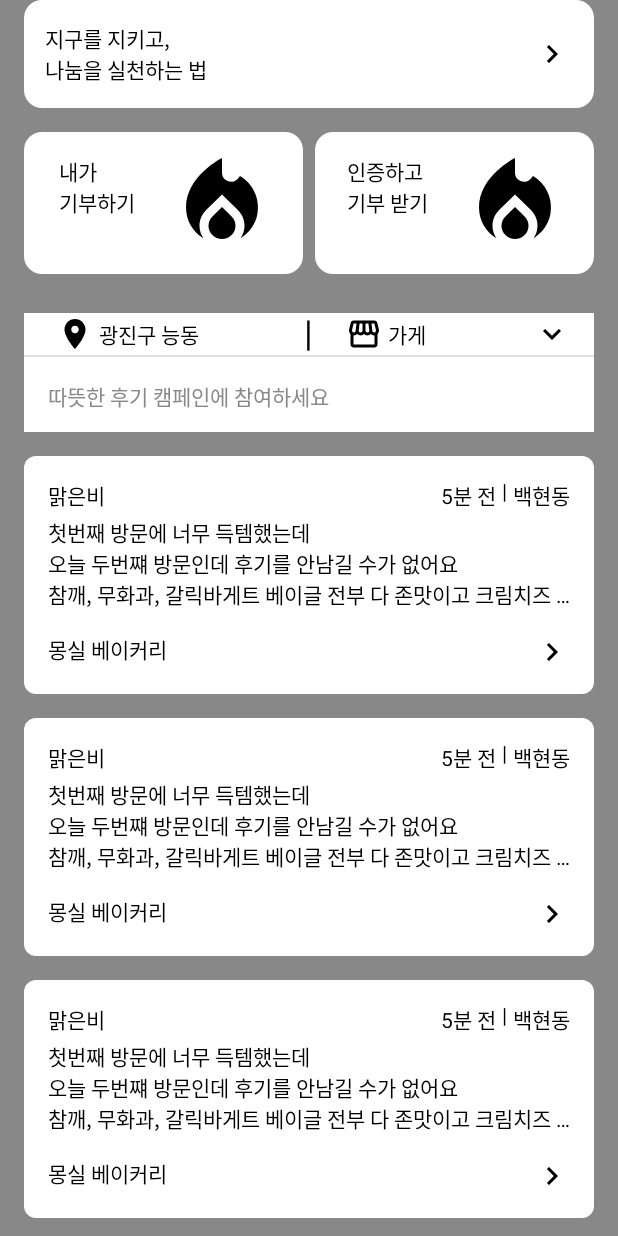
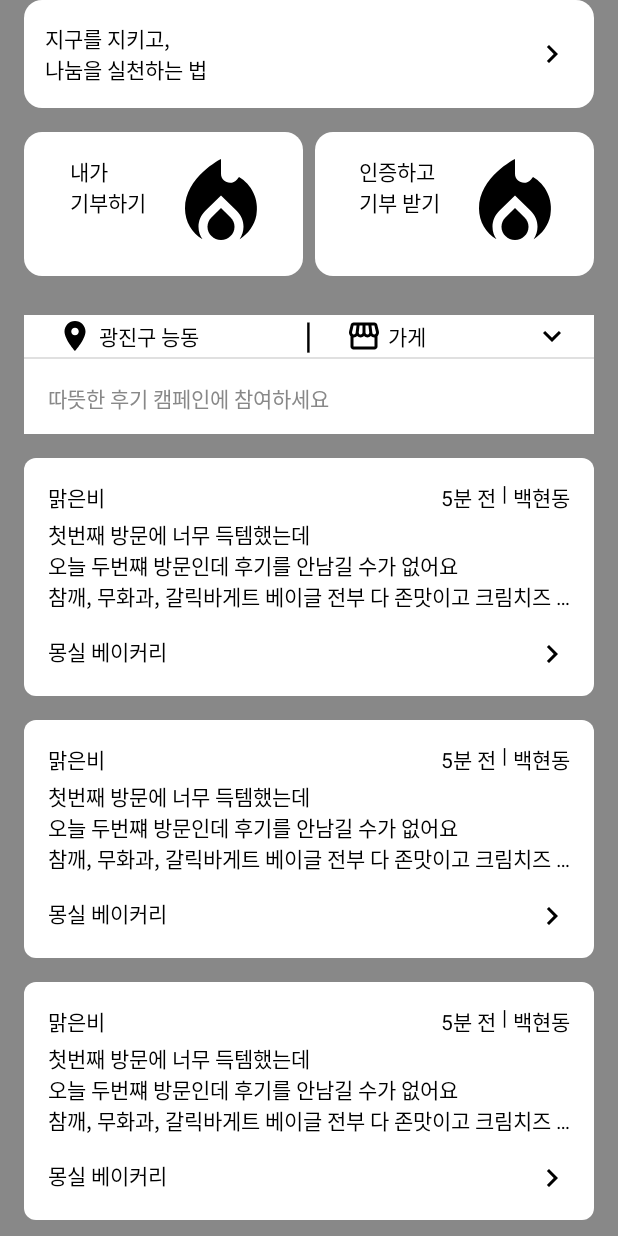
Before and after one commit to KBSC-Soptionssix/Soptionssix-AOS, an Android app built with Jetpack Compose: the @Preview function ReviewScreenPreview, on a phone screen of 412 x 824 dp. Run offline under Robolectric (Android 15) with nearby library versions, the phone set to English and light mode, and no system bars.

Commit message:
#4 [fix] 애니메이션 방식 수정

```diff
--- a/app/src/main/java/com/kbcs/soptionssix/review/component/DonationBox.kt
+++ b/app/src/main/java/com/kbcs/soptionssix/review/component/DonationBox.kt
@@ -56,14 +56,12 @@ private fun CommonDonationBox(
     ) {
         Row {
             Text(
-                modifier = Modifier
-                    .padding(start = 16.dp, top = 16.dp),
+                modifier = Modifier.padding(top = 16.dp, start = 12.dp),
                 text = stringResource(id = contentText)
             )
-            Spacer(modifier = Modifier.size(22.dp))
+            Spacer(modifier = Modifier.size(14.dp))
             Image(
-                modifier = Modifier
-                    .padding(end = 11.dp, top = 11.dp, bottom = 11.dp),
+                modifier = Modifier.padding(vertical = 12.dp),
                 painter = painterResource(id = contentImage),
                 contentDescription = ""
             )
@@ -74,5 +72,7 @@ private fun CommonDonationBox(
 @Preview(showBackground = true)
 @Composable
 fun DonationBoxPreview() {
-    DonationBoxes()
+    Box(Modifier.background(Color.Gray)) {
+        DonationBoxes()
+    }
 }
--- a/app/src/main/java/com/kbcs/soptionssix/review/component/WriteReviewBox.kt
+++ b/app/src/main/java/com/kbcs/soptionssix/review/component/WriteReviewBox.kt
@@ -1,15 +1,18 @@
 package com.kbcs.soptionssix.review.component
 
 import androidx.annotation.DrawableRes
-import androidx.compose.animation.animateContentSize
+import androidx.compose.animation.core.animateDpAsState
+import androidx.compose.animation.core.tween
 import androidx.compose.foundation.Image
 import androidx.compose.foundation.background
 import androidx.compose.foundation.border
 import androidx.compose.foundation.layout.Arrangement
 import androidx.compose.foundation.layout.Box
 import androidx.compose.foundation.layout.Column
+import androidx.compose.foundation.layout.IntrinsicSize
 import androidx.compose.foundation.layout.Row
 import androidx.compose.foundation.layout.Spacer
+import androidx.compose.foundation.layout.fillMaxHeight
 import androidx.compose.foundation.layout.fillMaxSize
 import androidx.compose.foundation.layout.fillMaxWidth
 import androidx.compose.foundation.layout.height
@@ -33,6 +36,7 @@ import androidx.compose.ui.res.painterResource
 import androidx.compose.ui.res.stringResource
 import androidx.compose.ui.text.TextStyle
 import androidx.compose.ui.tooling.preview.Preview
+import androidx.compose.ui.unit.Dp
 import androidx.compose.ui.unit.dp
 import androidx.compose.ui.unit.sp
 import com.kbcs.soptionssix.R
@@ -53,8 +57,16 @@ fun WriteReviewBox() {
 @Composable
 private fun WriteReviewTextField() {
     var reviewText by remember { mutableStateOf("") }
-    val maxChar = 300
-    Column(modifier = Modifier.fillMaxWidth()) {
+    val offsetAnimation: Dp by animateDpAsState(
+        if (reviewText.isNotEmpty()) 170.dp else 50.dp,
+        tween(durationMillis = 500)
+    )
+    val maxChar = 301
+    Column(
+        modifier = Modifier
+            .fillMaxWidth()
+            .height(IntrinsicSize.Min)
+    ) {
         BasicTextField(
             value = reviewText,
             onValueChange = { if (it.length < maxChar) reviewText = it },
@@ -63,9 +75,9 @@ private fun WriteReviewTextField() {
             ),
             modifier = Modifier
                 .fillMaxWidth()
-                .height(if (reviewText.isNotEmpty()) 170.dp else 50.dp)
-                .padding(16.dp)
-                .animateContentSize(),
+                .height(offsetAnimation)
+                .fillMaxHeight()
+                .padding(16.dp),
             cursorBrush = SolidColor(colorResource(id = R.color.black))
         ) { innerTextField ->
             if (reviewText.isEmpty()) {
@@ -77,6 +89,13 @@ private fun WriteReviewTextField() {
             innerTextField()
         }
         if (reviewText.isNotEmpty()) {
+            ExpandingElements(reviewText = reviewText)
+        }
+    }
+}
+
+@Composable
+private fun ExpandingElements(reviewText: String) {
     Text(
         modifier = Modifier.padding(start = 19.dp),
         text = "${reviewText.length} / 300"
@@ -94,8 +113,6 @@ private fun WriteReviewTextField() {
                 .padding(vertical = 6.dp, horizontal = 14.dp),
             text = stringResource(id = R.string.registration)
         )
-            }
-        }
     }
 }
 
```
Lines whose indentation alone changed are shown as unchanged.
